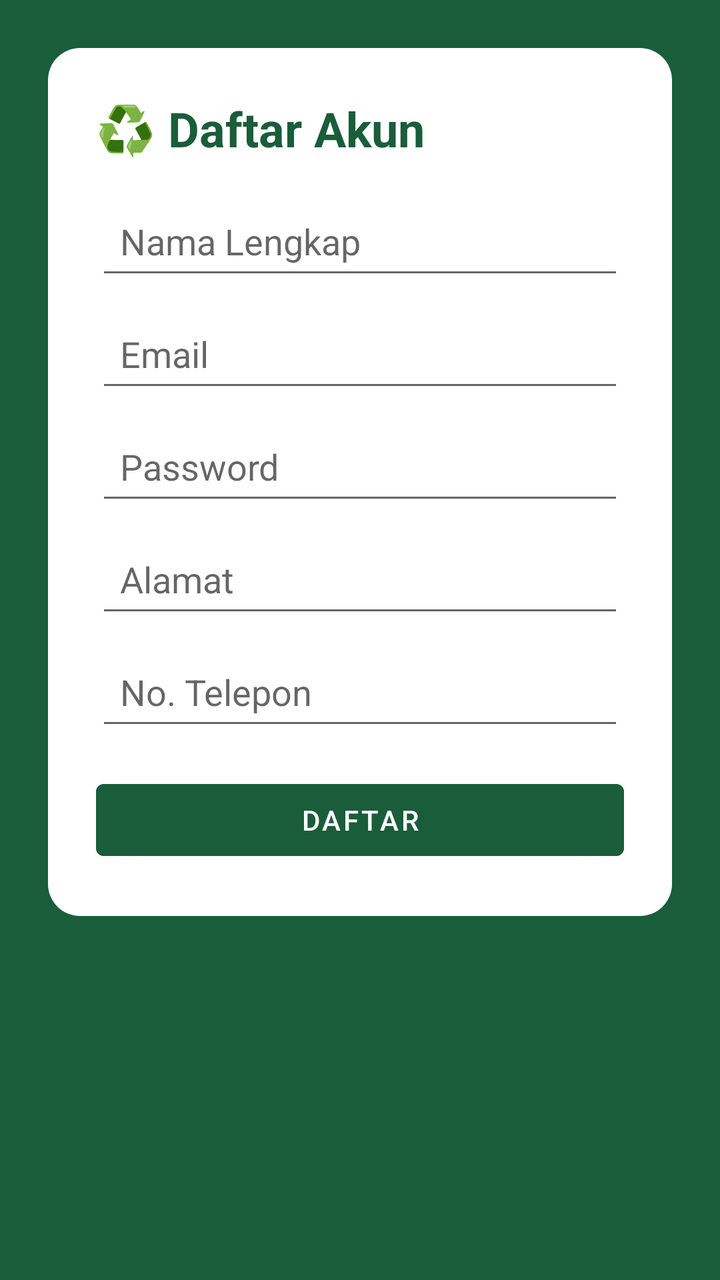
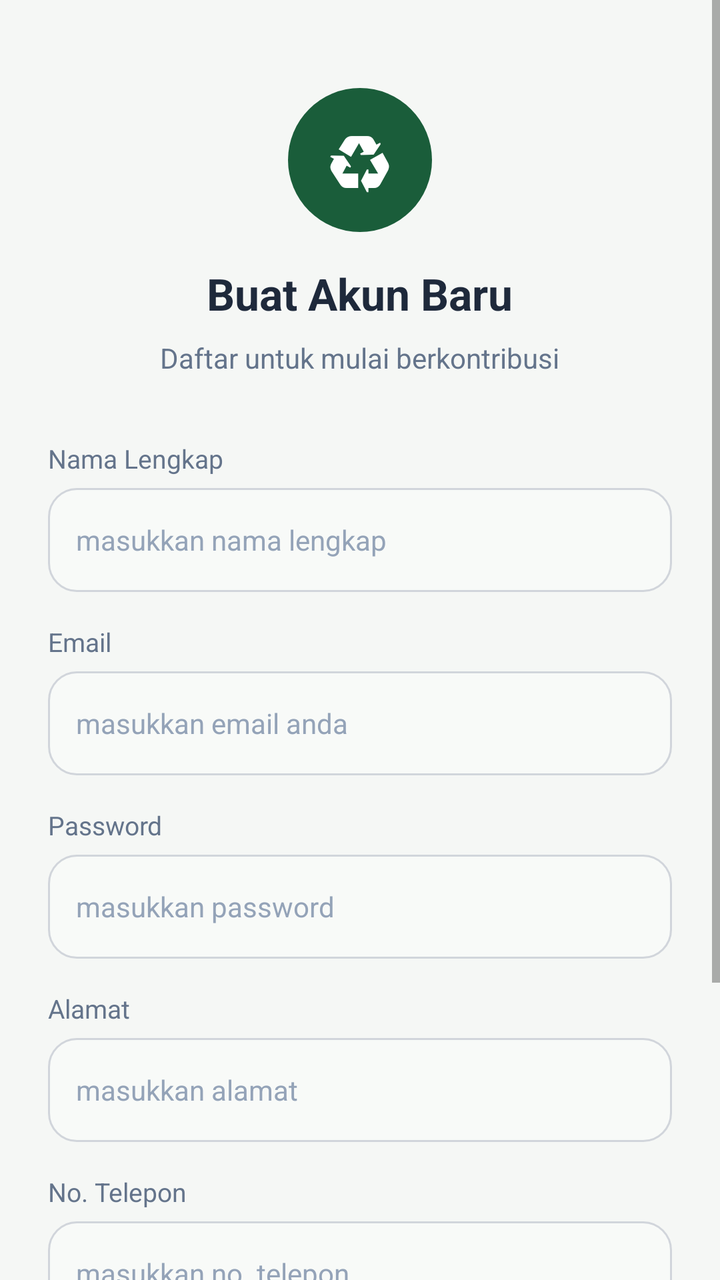

Before-and-after screenshots of an Android layout around one commit, followed by the original layout XML and the change that was made.
<!-- AndroidManifest.xml: application theme Theme.RESIK -->
<!-- res/layout/activity_register.xml -->
<?xml version="1.0" encoding="utf-8"?>
<ScrollView xmlns:android="http://schemas.android.com/apk/res/android"
    android:layout_width="match_parent"
    android:layout_height="match_parent"
    android:background="#1a5d3a"
    android:padding="24dp">

    <LinearLayout
        android:layout_width="match_parent"
        android:layout_height="wrap_content"
        android:orientation="vertical"
        android:background="@drawable/card_bg"
        android:padding="24dp">

        <TextView
            android:layout_width="wrap_content"
            android:layout_height="wrap_content"
            android:text="♻️ Daftar Akun"
            android:textSize="24sp"
            android:textStyle="bold"
            android:textColor="#1a5d3a" />

        <EditText android:id="@+id/namaField" android:layout_width="match_parent" android:layout_height="wrap_content" android:hint="Nama Lengkap" android:padding="12dp" android:layout_marginTop="16dp" />
        <EditText android:id="@+id/emailField" android:layout_width="match_parent" android:layout_height="wrap_content" android:hint="Email" android:inputType="textEmailAddress" android:padding="12dp" android:layout_marginTop="8dp" />
        <EditText android:id="@+id/passwordField" android:layout_width="match_parent" android:layout_height="wrap_content" android:hint="Password" android:inputType="textPassword" android:padding="12dp" android:layout_marginTop="8dp" />
        <EditText android:id="@+id/alamatField" android:layout_width="match_parent" android:layout_height="wrap_content" android:hint="Alamat" android:padding="12dp" android:layout_marginTop="8dp" />
        <EditText android:id="@+id/telpField" android:layout_width="match_parent" android:layout_height="wrap_content" android:hint="No. Telepon" android:inputType="phone" android:padding="12dp" android:layout_marginTop="8dp" />

        <Button android:id="@+id/registerBtn" android:layout_width="match_parent" android:layout_height="wrap_content" android:text="DAFTAR" android:layout_marginTop="16dp" android:backgroundTint="#1a5d3a" />
    </LinearLayout>
</ScrollView>
<!-- resources referenced by this layout -->
<resources>
  <!-- drawable card_bg (drawable) -->
  <?xml version="1.0" encoding="utf-8"?>
  <shape xmlns:android="http://schemas.android.com/apk/res/android"
      android:shape="rectangle">
      <solid android:color="#FFFFFF" />
      <corners android:radius="16dp" />
      <padding android:left="16dp" android:top="16dp" android:right="16dp" android:bottom="16dp" />
  </shape>
  <style name="Theme.RESIK" parent="Theme.MaterialComponents.Light.NoActionBar">
          <item name="colorPrimary">#1a5d3a</item>
          <item name="colorPrimaryVariant">#2d7a4f</item>
          <item name="colorOnPrimary">#FFFFFF</item>
          <item name="colorSecondary">#f39c12</item>
          <item name="colorOnSecondary">#FFFFFF</item>
          <item name="android:windowBackground">#f4f6f4</item>
      </style>
</resources>

<!-- the commit's change to res/layout/activity_register.xml (unified diff, before → after) -->
@@ -2,30 +2,204 @@
 <ScrollView xmlns:android="http://schemas.android.com/apk/res/android"
     android:layout_width="match_parent"
     android:layout_height="match_parent"
-    android:background="#1a5d3a"
-    android:padding="24dp">
+    android:background="@color/bg_light"
+    android:fillViewport="true">
 
     <LinearLayout
         android:layout_width="match_parent"
         android:layout_height="wrap_content"
         android:orientation="vertical"
-        android:background="@drawable/card_bg"
         android:padding="24dp">
 
-        <TextView
-            android:layout_width="wrap_content"
-            android:layout_height="wrap_content"
-            android:text="♻️ Daftar Akun"
-            android:textSize="24sp"
+        <View
+            android:layout_width="0dp"
+            android:layout_height="20dp" />
+
+        
+        <LinearLayout
+            android:layout_width="72dp"
+            android:layout_height="72dp"
+            android:background="@drawable/logo_circle_green"
+            android:gravity="center"
+            android:layout_gravity="center"
+            android:layout_marginBottom="16dp">
+
+            <TextView
+                android:layout_width="wrap_content"
+                android:layout_height="wrap_content"
+                android:text="♻"
+                android:textSize="36sp"
+                android:textColor="@color/white" />
+        </LinearLayout>
+
+        <TextView
+            android:layout_width="wrap_content"
+            android:layout_height="wrap_content"
+            android:text="Buat Akun Baru"
+            android:textSize="22sp"
             android:textStyle="bold"
-            android:textColor="#1a5d3a" />
-
-        <EditText android:id="@+id/namaField" android:layout_width="match_parent" android:layout_height="wrap_content" android:hint="Nama Lengkap" android:padding="12dp" android:layout_marginTop="16dp" />
-        <EditText android:id="@+id/emailField" android:layout_width="match_parent" android:layout_height="wrap_content" android:hint="Email" android:inputType="textEmailAddress" android:padding="12dp" android:layout_marginTop="8dp" />
-        <EditText android:id="@+id/passwordField" android:layout_width="match_parent" android:layout_height="wrap_content" android:hint="Password" android:inputType="textPassword" android:padding="12dp" android:layout_marginTop="8dp" />
-        <EditText android:id="@+id/alamatField" android:layout_width="match_parent" android:layout_height="wrap_content" android:hint="Alamat" android:padding="12dp" android:layout_marginTop="8dp" />
-        <EditText android:id="@+id/telpField" android:layout_width="match_parent" android:layout_height="wrap_content" android:hint="No. Telepon" android:inputType="phone" android:padding="12dp" android:layout_marginTop="8dp" />
-
-        <Button android:id="@+id/registerBtn" android:layout_width="match_parent" android:layout_height="wrap_content" android:text="DAFTAR" android:layout_marginTop="16dp" android:backgroundTint="#1a5d3a" />
+            android:textColor="@color/text_primary"
+            android:layout_gravity="center"
+            android:layout_marginBottom="8dp" />
+
+        <TextView
+            android:layout_width="wrap_content"
+            android:layout_height="wrap_content"
+            android:text="Daftar untuk mulai berkontribusi"
+            android:textSize="14sp"
+            android:textColor="@color/text_secondary"
+            android:layout_gravity="center"
+            android:layout_marginBottom="32dp" />
+
+        
+        <TextView
+            android:layout_width="wrap_content"
+            android:layout_height="wrap_content"
+            android:text="@string/full_name"
+            android:textSize="13sp"
+            android:textColor="@color/text_secondary"
+            android:layout_marginBottom="6dp" />
+
+        <EditText
+            android:id="@+id/namaField"
+            android:layout_width="match_parent"
+            android:layout_height="52dp"
+            android:background="@drawable/edittext_bg"
+            android:hint="masukkan nama lengkap"
+            android:inputType="textPersonName"
+            android:padding="14dp"
+            android:textSize="14sp"
+            android:textColor="@color/text_primary"
+            android:textColorHint="@color/text_hint" />
+
+        
+        <TextView
+            android:layout_width="wrap_content"
+            android:layout_height="wrap_content"
+            android:text="@string/email"
+            android:textSize="13sp"
+            android:textColor="@color/text_secondary"
+            android:layout_marginTop="16dp"
+            android:layout_marginBottom="6dp" />
+
+        <EditText
+            android:id="@+id/emailField"
+            android:layout_width="match_parent"
+            android:layout_height="52dp"
+            android:background="@drawable/edittext_bg"
+            android:hint="masukkan email anda"
+            android:inputType="textEmailAddress"
+            android:padding="14dp"
+            android:textSize="14sp"
+            android:textColor="@color/text_primary"
+            android:textColorHint="@color/text_hint" />
+
+        
+        <TextView
+            android:layout_width="wrap_content"
+            android:layout_height="wrap_content"
+            android:text="@string/password"
+            android:textSize="13sp"
+            android:textColor="@color/text_secondary"
+            android:layout_marginTop="16dp"
+            android:layout_marginBottom="6dp" />
+
+        <EditText
+            android:id="@+id/passwordField"
+            android:layout_width="match_parent"
+            android:layout_height="52dp"
+            android:background="@drawable/edittext_bg"
+            android:hint="masukkan password"
+            android:inputType="textPassword"
+            android:padding="14dp"
+            android:textSize="14sp"
+            android:textColor="@color/text_primary"
+            android:textColorHint="@color/text_hint" />
+
+        
+        <TextView
+            android:layout_width="wrap_content"
+            android:layout_height="wrap_content"
+            android:text="@string/address"
+            android:textSize="13sp"
+            android:textColor="@color/text_secondary"
+            android:layout_marginTop="16dp"
+            android:layout_marginBottom="6dp" />
+
+        <EditText
+            android:id="@+id/alamatField"
+            android:layout_width="match_parent"
+            android:layout_height="52dp"
+            android:background="@drawable/edittext_bg"
+            android:hint="masukkan alamat"
+            android:inputType="textPostalAddress"
+            android:padding="14dp"
+            android:textSize="14sp"
+            android:textColor="@color/text_primary"
+            android:textColorHint="@color/text_hint" />
+
+        
+        <TextView
+            android:layout_width="wrap_content"
+            android:layout_height="wrap_content"
+            android:text="@string/phone"
+            android:textSize="13sp"
+            android:textColor="@color/text_secondary"
+            android:layout_marginTop="16dp"
+            android:layout_marginBottom="6dp" />
+
+        <EditText
+            android:id="@+id/telpField"
+            android:layout_width="match_parent"
+            android:layout_height="52dp"
+            android:background="@drawable/edittext_bg"
+            android:hint="masukkan no. telepon"
+            android:inputType="phone"
+            android:padding="14dp"
+            android:textSize="14sp"
+            android:textColor="@color/text_primary"
+            android:textColorHint="@color/text_hint" />
+
+        
+        <Button
+            android:id="@+id/registerBtn"
+            android:layout_width="match_parent"
+            android:layout_height="52dp"
+            android:text="@string/register"
+            android:textAllCaps="false"
+            android:textSize="16sp"
+            android:textStyle="bold"
+            android:textColor="@color/white"
+            android:background="@drawable/btn_primary"
+            android:layout_marginTop="28dp"
+            android:elevation="4dp" />
+
+        
+        <LinearLayout
+            android:layout_width="wrap_content"
+            android:layout_height="wrap_content"
+            android:orientation="horizontal"
+            android:layout_gravity="center"
+            android:layout_marginTop="24dp"
+            android:layout_marginBottom="16dp">
+
+            <TextView
+                android:layout_width="wrap_content"
+                android:layout_height="wrap_content"
+                android:text="@string/have_account"
+                android:textSize="14sp"
+                android:textColor="@color/text_secondary" />
+
+            <TextView
+                android:id="@+id/loginLink"
+                android:layout_width="wrap_content"
+                android:layout_height="wrap_content"
+                android:text="@string/sign_in"
+                android:textSize="14sp"
+                android:textStyle="bold"
+                android:textColor="@color/green_primary"
+                android:layout_marginStart="6dp"
+                android:padding="4dp" />
+        </LinearLayout>
     </LinearLayout>
 </ScrollView>
<!-- resource entries referenced after the edit -->
@@ -1,20 +1,53 @@
 <!-- resources referenced by this layout -->
 <resources>
-  <!-- drawable card_bg (drawable) -->
+  <color name="bg_light">#F5F7F5</color>
+  <color name="green_primary">#1A5D3A</color>
+  <color name="text_hint">#94A3B8</color>
+  <color name="text_primary">#1E293B</color>
+  <color name="text_secondary">#64748B</color>
+  <color name="white">#FFFFFF</color>
+  <!-- drawable btn_primary (drawable) -->
   <?xml version="1.0" encoding="utf-8"?>
   <shape xmlns:android="http://schemas.android.com/apk/res/android"
       android:shape="rectangle">
-      <solid android:color="#FFFFFF" />
+      <solid android:color="@color/green_primary" />
       <corners android:radius="16dp" />
-      <padding android:left="16dp" android:top="16dp" android:right="16dp" android:bottom="16dp" />
   </shape>
+  <!-- drawable edittext_bg (drawable) -->
+  <?xml version="1.0" encoding="utf-8"?>
+  <shape xmlns:android="http://schemas.android.com/apk/res/android"
+      android:shape="rectangle">
+      <solid android:color="@color/bg_input" />
+      <corners android:radius="14dp" />
+      <stroke android:width="1dp" android:color="@color/border_input" />
+  </shape>
+  <!-- drawable logo_circle_green (drawable) -->
+  <?xml version="1.0" encoding="utf-8"?>
+  <shape xmlns:android="http://schemas.android.com/apk/res/android"
+      android:shape="oval">
+      <solid android:color="@color/green_primary" />
+  </shape>
+  <string name="address">Alamat</string>
+  <string name="email">Email</string>
+  <string name="full_name">Nama Lengkap</string>
+  <string name="have_account">Sudah punya akun?</string>
+  <string name="password">Password</string>
+  <string name="phone">No. Telepon</string>
+  <string name="register">Daftar</string>
+  <string name="sign_in">Masuk di sini</string>
   <style name="Theme.RESIK" parent="Theme.MaterialComponents.Light.NoActionBar">
-          <item name="colorPrimary">#1a5d3a</item>
-          <item name="colorPrimaryVariant">#2d7a4f</item>
-          <item name="colorOnPrimary">#FFFFFF</item>
-          <item name="colorSecondary">#f39c12</item>
-          <item name="colorOnSecondary">#FFFFFF</item>
-          <item name="android:windowBackground">#f4f6f4</item>
+          <item name="colorPrimary">@color/green_primary</item>
+          <item name="colorPrimaryVariant">@color/green_dark</item>
+          <item name="colorOnPrimary">@color/white</item>
+          <item name="colorSecondary">@color/orange_accent</item>
+          <item name="colorOnSecondary">@color/white</item>
+          <item name="android:windowBackground">@color/bg_light</item>
+          <item name="android:statusBarColor">@color/green_primary</item>
+          <item name="android:navigationBarColor">@color/white</item>
       </style>
+  <color name="bg_input">#F8FAF8</color>
+  <color name="border_input">#D1D5DB</color>
+  <color name="green_dark">#0D4E2C</color>
+  <color name="orange_accent">#F39C12</color>
 </resources>
 
